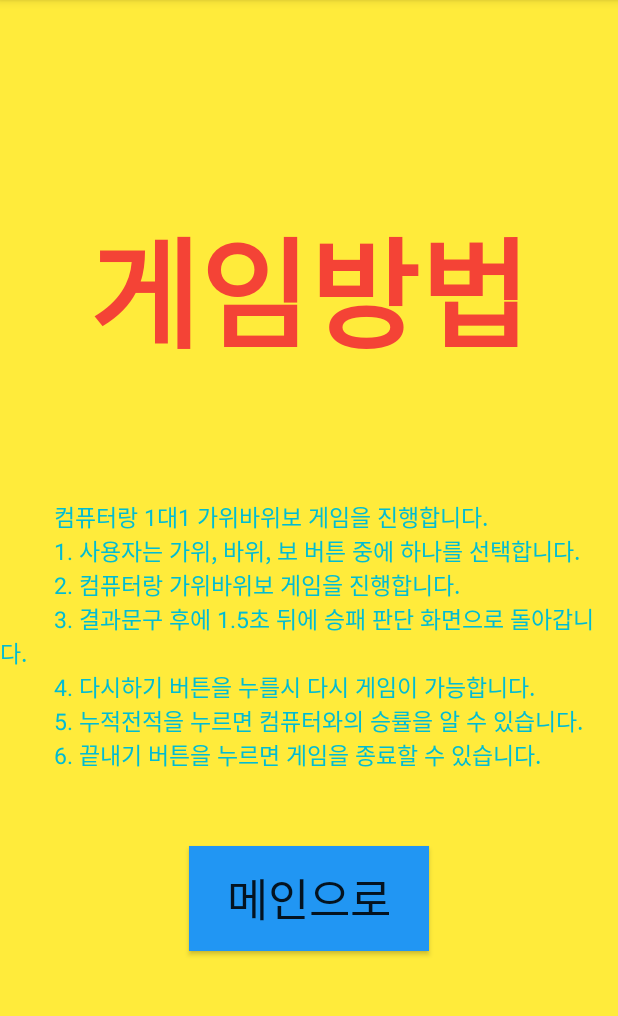
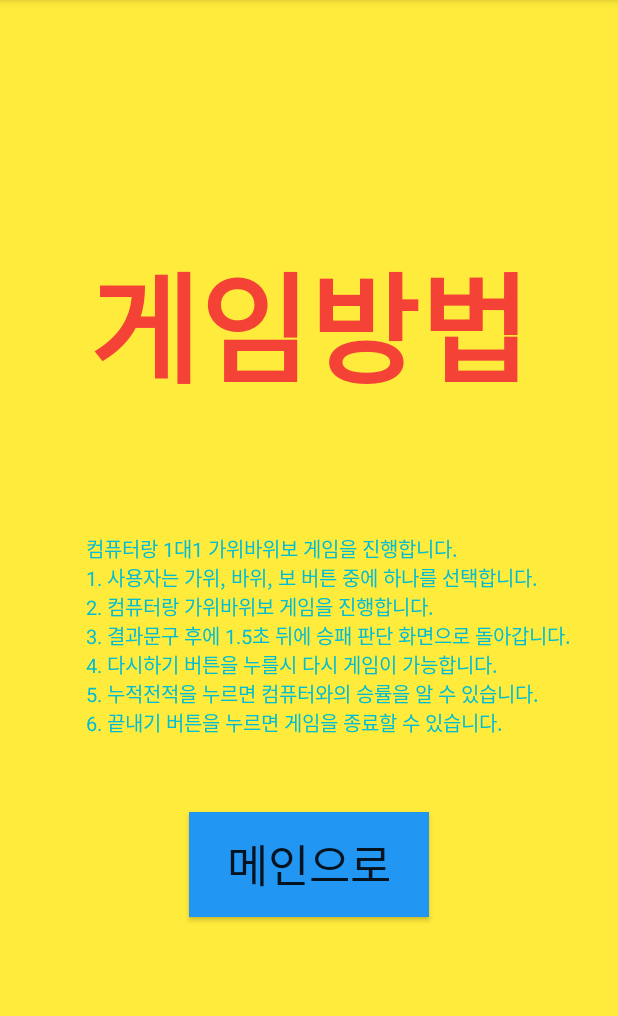
Before and after one commit to SeongJiness/GawiBawiBo, an Android app: the Rule screen opened directly, with no data from a screen before it, on a phone screen of 412 x 824 dp, the part 84-1100 px from its top. Run offline under Robolectric (Android 15) with nearby library versions, the phone set to English and light mode, and no system bars.

Commit message:
게임방법 글자크기 수정

```diff
--- a/app/src/main/res/layout/rule.xml
+++ b/app/src/main/res/layout/rule.xml
@@ -34,7 +34,7 @@
         6. 끝내기 버튼을 누르면 게임을 종료할 수 있습니다.
        "
         android:layout_marginBottom="50dp"
-        android:textSize="15sp"
+        android:textSize="13sp"
         android:layout_gravity="center"
         android:textColor="@color/sky"
         />
```
